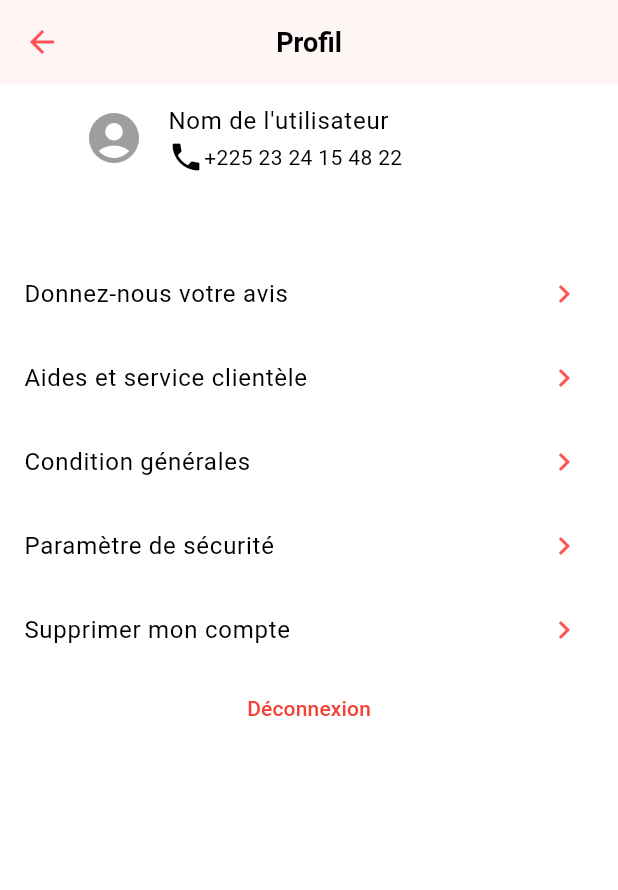
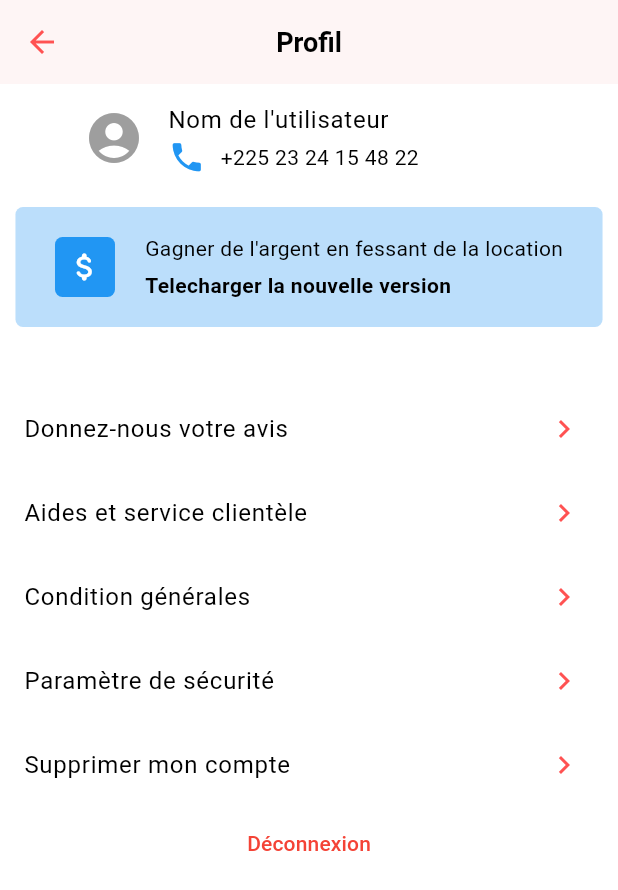
Before and after one commit to JaphetSamuel/adclient, a Flutter app: the ProfilView screen opened by its route, on a phone screen of 412 x 824 dp. Shown: the top 890 px of the screen. Run offline on Flutter 3.47's test engine with Material 3 defaults, Android fonts, the phone set to English and light mode, and no system bars; drawn by our look-alikes of velocity_x; our stand-ins replace flutter_map, flutter_rating_stars, flutter_svg, get, ionicons, latlong2 and 1 more; missing offline and left inert: flutter_map_marker_cluster.

Commit message:
fix update container

```diff
--- a/lib/app/modules/Profil/views/profil_view.dart
+++ b/lib/app/modules/Profil/views/profil_view.dart
@@ -16,7 +16,8 @@ class ProfilView extends GetView<ProfilController> {
       ),
       body: Column(
         children: [
-          ListTile(
+          InkWell(
+            child: ListTile(
               leading: Icon(
                 Icons.account_circle_sharp,
                 size: 40,
@@ -24,10 +25,47 @@ class ProfilView extends GetView<ProfilController> {
               ),
               title: Text("Nom de l'utilisateur"),
               subtitle: [
-              const Icon(Icons.phone),
+                const Icon(Icons.phone, color: Colors.blue, size: 25,),
+                SizedBox(width: 10,),
                 Text("+225 23 24 15 48 22")
               ].hStack(),
             ).px(40),
+
+          ),
+          SizedBox(height: 10,),
+          Container(
+            width: MediaQuery.of(context).size.width*0.95,
+            //padding: EdgeInsets.all(10),
+            height: 80,
+            decoration: BoxDecoration(
+              borderRadius: BorderRadius.circular(5),
+              color: Colors.blue[100]
+            ),
+            child: Row(
+              mainAxisAlignment: MainAxisAlignment.center,
+              children: [
+                Container(
+                  child: Icon(Icons.attach_money_rounded, color: Colors.white,),
+                  decoration: BoxDecoration(
+                    borderRadius: BorderRadius.circular(5),
+                    color: Colors.blue[500]
+                  ),
+                  width: 40,
+                  height: 40,
+                ),
+                SizedBox(width: 20,),
+                Column(
+                  crossAxisAlignment: CrossAxisAlignment.start,
+                  mainAxisAlignment: MainAxisAlignment.center,
+                  children: [
+                    Text("Gagner de l\'argent en fessant de la location"),
+                    SizedBox(height: 5,),
+                    Text("Telecharger la nouvelle version", style: TextStyle(fontWeight: FontWeight.bold),),
+                  ],
+                )
+              ],
+            ),
+          ),
           SizedBox(height: 20,),
           const SizedBox(height: 20,),
           const ListTile(
--- a/lib/app/modules/ReservationWizard/views/reservation_wizard_view.dart
+++ b/lib/app/modules/ReservationWizard/views/reservation_wizard_view.dart
@@ -13,7 +13,6 @@ class ReservationWizardView extends GetView<ReservationWizardController> {
   @override
   Widget build(BuildContext context) {
     return Material(
-      color: Colors.white,
       child: PageView(
         controller: controller.pageController,
         children: [
--- a/lib/app/routes/app_routes.dart
+++ b/lib/app/routes/app_routes.dart
@@ -17,6 +17,7 @@ abstract class Routes {
   static const APPARTEMENT = _Paths.APPARTEMENT;
   static const RESERVATION_WIZARD = _Paths.RESERVATION_WIZARD;
   static const EXPLORER = _Paths.EXPLORER;
+  static const USER_PROFILE = _Paths.USER_PROFILE;
 }
 
 abstract class _Paths {
@@ -35,4 +36,5 @@ abstract class _Paths {
   static const APPARTEMENT = '/appartement';
   static const RESERVATION_WIZARD = '/reservation-wizard';
   static const EXPLORER = '/explorer';
+  static const USER_PROFILE = '/user-profile';
 }
--- a/pubspec.yaml
+++ b/pubspec.yaml
@@ -7,7 +7,7 @@ environment:
 
 dependencies:
   cupertino_icons: ^1.0.2
-  get: 4.6.5
+  get: ^4.6.6
   flutter:
     sdk: flutter
   velocity_x: ^3.3.0
```
Also changed, not shown: lib/app/modules/home/controllers/home_controller.dart (+15 -0 lines), lib/app/modules/home/views/home_view.dart (+24 -1 lines), lib/app/modules/userProfile/bindings/user_profile_binding.dart (added, +12 -0 lines), lib/app/modules/userProfile/controllers/user_profile_controller.dart (added, +23 -0 lines), lib/app/modules/userProfile/views/user_profile_view.dart (added, +24 -0 lines), lib/app/routes/app_pages.dart (+7 -0 lines), pubspec.lock. Lines whose indentation alone changed are shown as unchanged.
